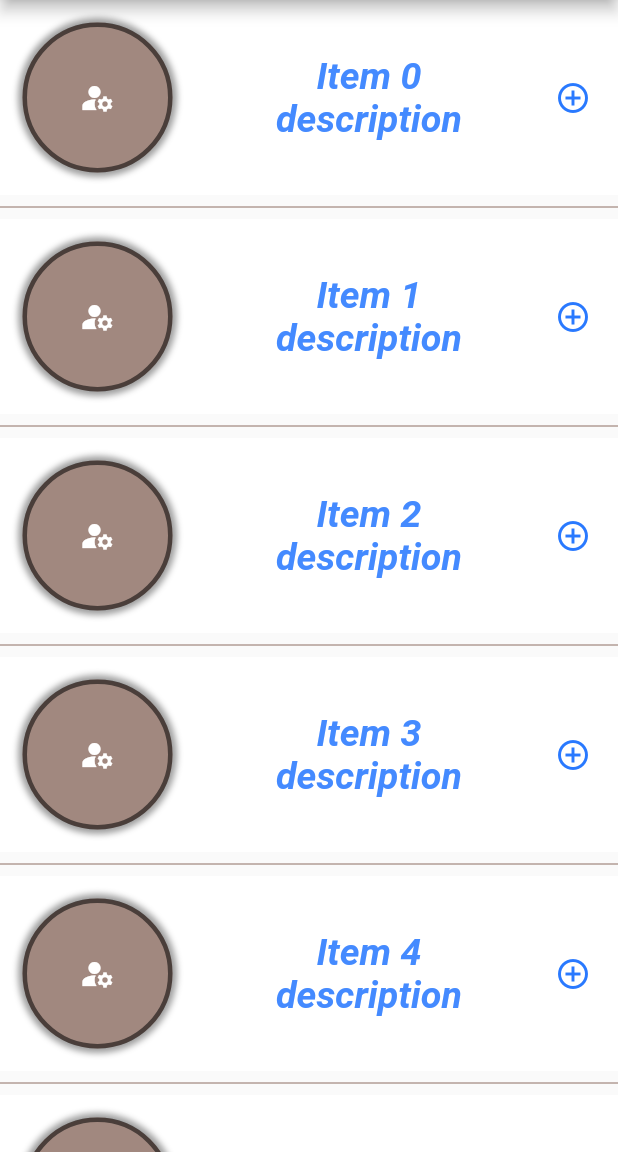
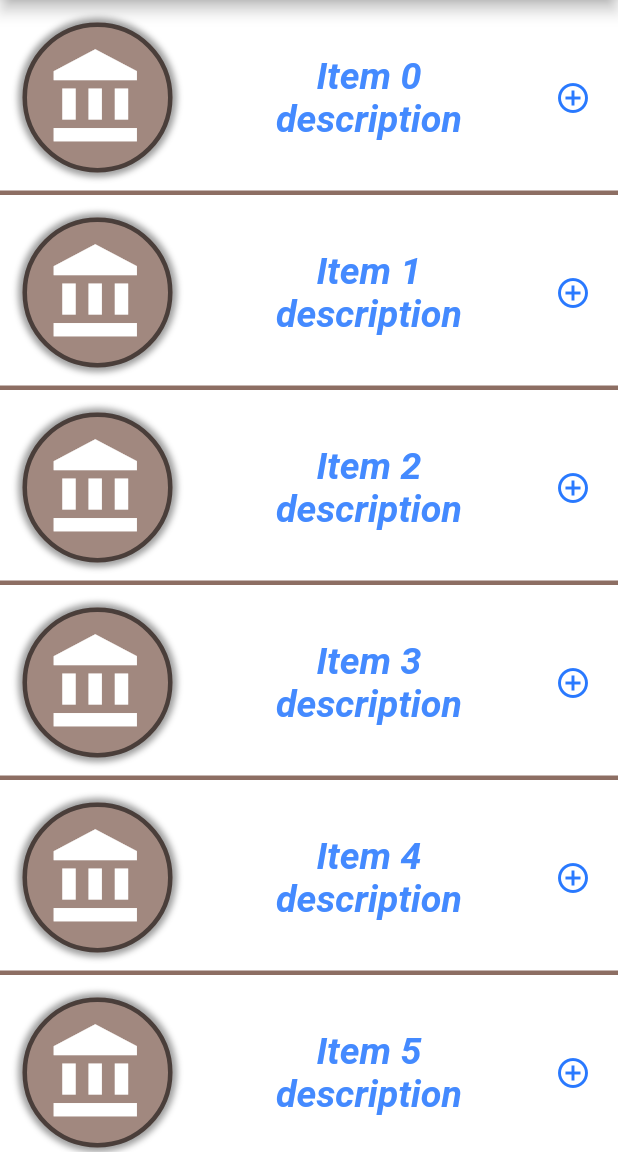
Before and after one commit to ChandravirRaj/lodhi_info_tech, a Flutter app: the MyVerticalListViewTwo screen opened directly, on a phone screen of 412 x 824 dp, the part 84-1236 px from its top. Run offline on Flutter 3.47's test engine with Material 2 defaults, Android fonts, the light colour scheme and no system bars.

Commit message:
add path to get images from assets folder

```diff
--- a/lib/practice/tut_vertical_list_view_two.dart
+++ b/lib/practice/tut_vertical_list_view_two.dart
@@ -21,6 +21,8 @@ class _MyVerticalListViewTwoState extends State<MyVerticalListViewTwo> {
         separatorBuilder: (context, index) {
           return Divider(
             color: Colors.brown.shade400,
+            height: 0,
+            thickness: 3,
           );
         },
         itemCount: arrNames.length,
@@ -46,8 +48,9 @@ class _MyVerticalListViewTwoState extends State<MyVerticalListViewTwo> {
                               spreadRadius: 3.0),
                         ]),
                     child: const Icon(
-                      Icons.manage_accounts,
+                      Icons.account_balance_sharp,
                       color: Colors.white,
+                      size: 70,
                     ),
                   ),
                 ),
@@ -55,13 +58,13 @@ class _MyVerticalListViewTwoState extends State<MyVerticalListViewTwo> {
                   children: [
                     Text(
                       arrNames[index],
-                      style: TextStyle(
+                      style: const TextStyle(
                           color: Colors.blueAccent,
                           fontWeight: FontWeight.bold,
                           fontStyle: FontStyle.italic,
                           fontSize: 25),
                     ),
-                    Text(
+                    const Text(
                       "description",
                       style: TextStyle(
                           color: Colors.blueAccent,
@@ -71,19 +74,16 @@ class _MyVerticalListViewTwoState extends State<MyVerticalListViewTwo> {
                     ),
                   ],
                 ),
-                InkWell(
-                  onTap: () {
-                    Util.showSnackBar(context, arrNames[index]);
-                    // ScaffoldMessenger.of(context).showSnackBar(snackBar);
-                  },
-                  child: Container(
-                    margin: const EdgeInsets.only(right: 10),
-                    height: 40,
-                    width: 40,
-                    child: Icon(
-                      Icons.add_circle_outline_outlined,
-                      color: Colors.blueAccent.shade400,
-                    ),
+                Container(
+                  margin: const EdgeInsets.only(right: 10),
+                  height: 40,
+                  width: 40,
+                  child: IconButton(
+                    color: Colors.blueAccent.shade400,
+                    onPressed: () {
+                      Util.showSnackBar(context, arrNames[index]);
+                    },
+                    icon: const Icon(Icons.add_circle_outline_outlined),
                   ),
                 )
               ],
@@ -93,6 +93,4 @@ class _MyVerticalListViewTwoState extends State<MyVerticalListViewTwo> {
       ),
     );
   }
-
-
 }
--- a/pubspec.yaml
+++ b/pubspec.yaml
@@ -60,8 +60,8 @@ flutter:
   uses-material-design: true
 
   # To add assets to your application, add an assets section, like this:
-  # assets:
-  #   - images/a_dot_burr.jpeg
+  assets:
+    - assets/images/
   #   - images/a_dot_ham.jpeg
 
   # An image asset can refer to one or more resolution-specific "variants", see
```
Also changed, not shown: assets/images/ic_drawer_logo.png (added).
